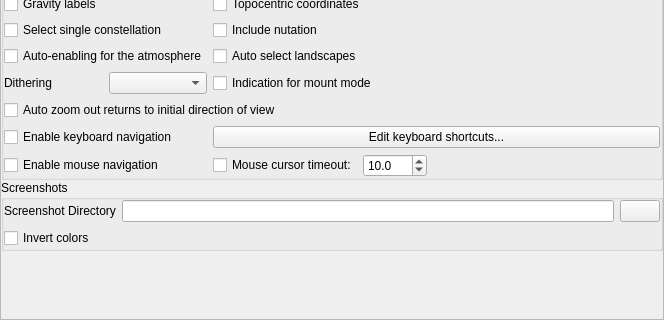
Qt form src/gui/configurationDialog.ui (519984307/stellarium_src) before a commit; both pictures show x 0 to 664 and y 178 to 498 of the 664 by 498 pixel window.
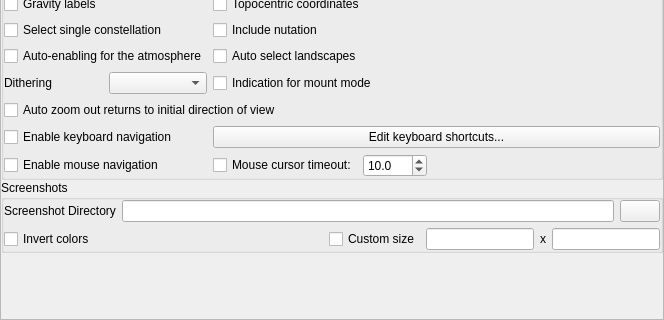
The same form after that commit. The open tabs and pages were chosen to show the change. Icons and pictures are not drawn. Custom widgets are drawn as their Qt base class.

Commit message: Hires screenshot (#141)

```diff
--- a/src/gui/configurationDialog.ui
+++ b/src/gui/configurationDialog.ui
@@ -1959,11 +1959,86 @@
               </layout>
              </item>
              <item>
-              <widget class="QCheckBox" name="invertScreenShotColorsCheckBox">
-               <property name="text">
-                <string>Invert colors</string>
+              <layout class="QHBoxLayout" name="horizontalLayout_ScreenshotCustom">
+               <property name="topMargin">
+                <number>0</number>
                </property>
-              </widget>
+               <item>
+                <widget class="QCheckBox" name="invertScreenShotColorsCheckBox">
+                 <property name="sizePolicy">
+                  <sizepolicy hsizetype="Fixed" vsizetype="Fixed">
+                   <horstretch>0</horstretch>
+                   <verstretch>0</verstretch>
+                  </sizepolicy>
+                 </property>
+                 <property name="text">
+                  <string>Invert colors</string>
+                 </property>
+                </widget>
+               </item>
+               <item>
+                <spacer name="horizontalSpacer_screenshots">
+                 <property name="orientation">
+                  <enum>Qt::Horizontal</enum>
+                 </property>
+                 <property name="sizeHint" stdset="0">
+                  <size>
+                   <width>40</width>
+                   <height>20</height>
+                  </size>
+                 </property>
+                </spacer>
+               </item>
+               <item>
+                <widget class="QCheckBox" name="useCustomScreenshotSizeCheckBox">
+                 <property name="sizePolicy">
+                  <sizepolicy hsizetype="Fixed" vsizetype="Fixed">
+                   <horstretch>0</horstretch>
+                   <verstretch>0</verstretch>
+                  </sizepolicy>
+                 </property>
+                 <property name="text">
+                  <string>Custom size</string>
+                 </property>
+                </widget>
+               </item>
+               <item>
+                <widget class="QLineEdit" name="customScreenshotWidthLineEdit">
+                 <property name="sizePolicy">
+                  <sizepolicy hsizetype="Maximum" vsizetype="Fixed">
+                   <horstretch>0</horstretch>
+                   <verstretch>0</verstretch>
+                  </sizepolicy>
+                 </property>
+                </widget>
+               </item>
+               <item>
+                <widget class="QLabel" name="label_times">
+                 <property name="sizePolicy">
+                  <sizepolicy hsizetype="Fixed" vsizetype="Preferred">
+                   <horstretch>0</horstretch>
+                   <verstretch>0</verstretch>
+                  </sizepolicy>
+                 </property>
+                 <property name="toolTip">
+                  <string notr="true"/>
+                 </property>
+                 <property name="text">
+                  <string notr="true">x</string>
+                 </property>
+                </widget>
+               </item>
+               <item>
+                <widget class="QLineEdit" name="customScreenshotHeightLineEdit">
+                 <property name="sizePolicy">
+                  <sizepolicy hsizetype="Maximum" vsizetype="Fixed">
+                   <horstretch>0</horstretch>
+                   <verstretch>0</verstretch>
+                  </sizepolicy>
+                 </property>
+                </widget>
+               </item>
+              </layout>
              </item>
             </layout>
            </widget>
```
Left out of the diff: 2 changed lines with no effect on the pictures. The commit also changes 11 other files.
